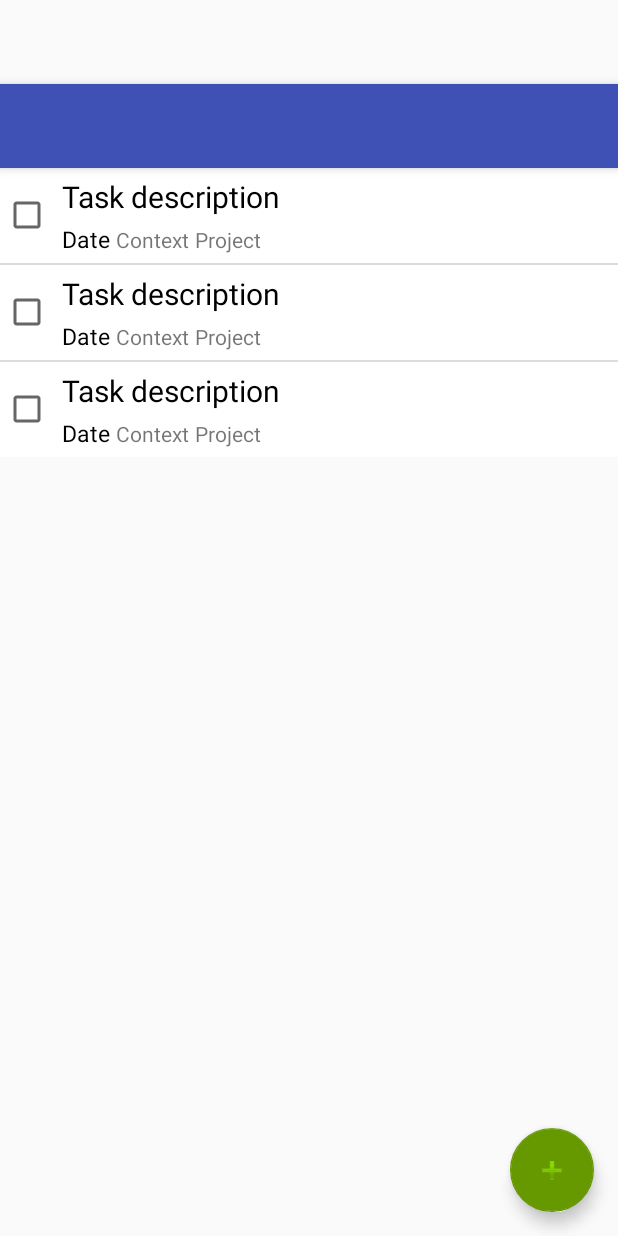
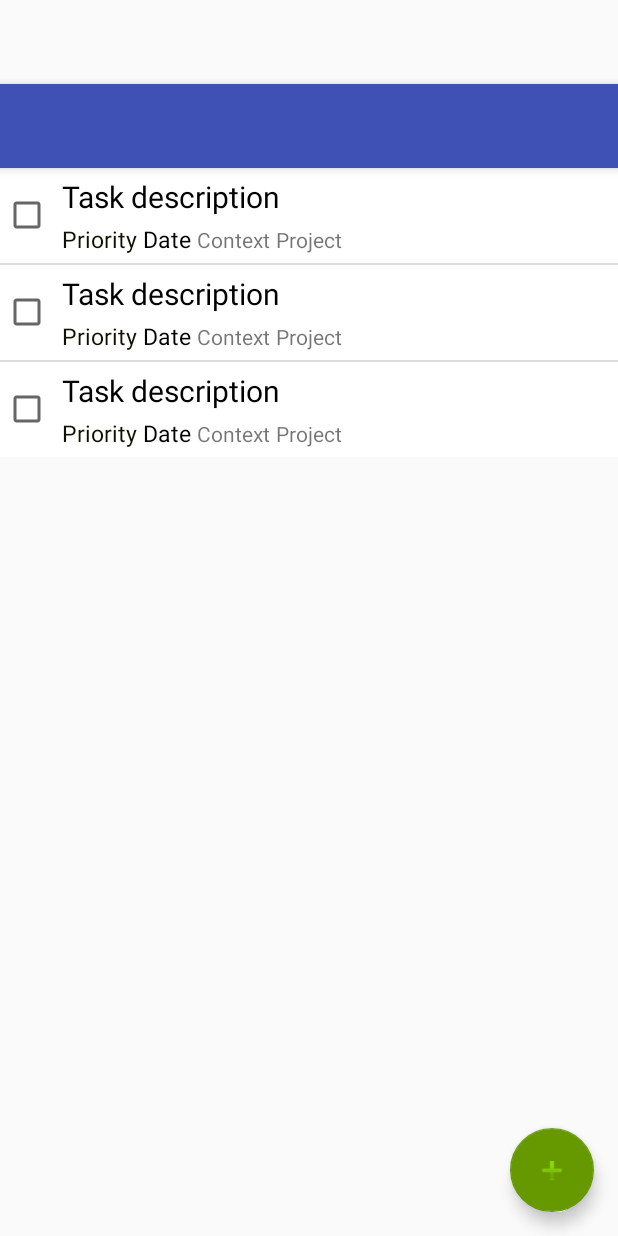
Before and after one commit to LeoSko/Todo.txt-gDrive, an Android app: the layout activity_main.xml on its own in the app's theme, with its tools: preview values and no code run, on a phone screen of 412 x 824 dp. Run offline under Robolectric (Android 15) with nearby library versions, the phone set to English and light mode, and no system bars.

Commit message:
Added priority to tasks

```diff
--- a/app/src/main/java/com/leosko/todotxt_gdrive/TaskEditDialog.java
+++ b/app/src/main/java/com/leosko/todotxt_gdrive/TaskEditDialog.java
@@ -46,6 +46,7 @@ public class TaskEditDialog
         final EditText input = (EditText) promptView.findViewById(R.id.editText);
         final EditText context = (EditText) promptView.findViewById(R.id.editTextContext);
         final EditText project = (EditText) promptView.findViewById(R.id.editTextProject);
+        final Spinner priority = (Spinner) promptView.findViewById(R.id.spinnerPriority);
         input.postDelayed(new Runnable() {
             @Override
             public void run() {
@@ -70,6 +71,7 @@ public class TaskEditDialog
             public void onClick(DialogInterface dialog, int id) {
                 // get user input and set it to result
                 Task nt = new Task(input.getText().toString(), context.getText().toString(), project.getText().toString());
+                nt.setPriority(priority.getSelectedItem().toString());
                 if (MainActivity.prefs.getBoolean(MainActivity.getAppcntxt().getString(R.string.pref_completionDate), true))
                 {
                     nt.setCreationDate(new SimpleDateFormat(DATE_FORMAT).format(new Date()));
--- a/app/src/main/java/com/leosko/todotxt_gdrive/taskListItemClickListener.java
+++ b/app/src/main/java/com/leosko/todotxt_gdrive/taskListItemClickListener.java
@@ -18,6 +18,7 @@ public class TaskListItemClickListener implements ListView.OnItemClickListener,
     public void onItemClick(AdapterView<?> parent, View view, int position, long id)
     {
         Integer viewId = (Integer) view.getTag();
+        Task task = MainActivity.model.getAdapter().getItem(position);
         switch(viewId)
         {
             case R.id.description_view:
@@ -28,6 +29,9 @@ public class TaskListItemClickListener implements ListView.OnItemClickListener,
             case R.id.completion_check_box:
                 MainActivity.model.getAdapter().getItem(position).changeCompletion();
                 //Toast.makeText(MainActivity.getAppcntxt(), "Checkbox view", Toast.LENGTH_SHORT).show();
+                break;
+            case R.id.delete_task_btn:
+                MainActivity.model.getAdapter().remove(task);
                 break;
             default:
                 //Toast.makeText(MainActivity.getAppcntxt(), "Unknown view", Toast.LENGTH_SHORT).show();
--- a/app/src/main/res/layout/list_item.xml
+++ b/app/src/main/res/layout/list_item.xml
@@ -41,6 +41,16 @@
             <TextView
                 android:layout_width="wrap_content"
                 android:layout_height="wrap_content"
+                android:text="@string/priority"
+                android:textSize="15sp"
+                android:enabled="true"
+                android:id="@+id/priority_view"
+                android:textColor="#111100"
+                android:layout_margin="2dp"/>
+
+            <TextView
+                android:layout_width="wrap_content"
+                android:layout_height="wrap_content"
                 android:text="@string/task_date"
                 android:textSize="15sp"
                 android:id="@+id/date_view"
--- a/app/src/main/res/values/strings.xml
+++ b/app/src/main/res/values/strings.xml
@@ -15,6 +15,7 @@
         <item>Delete</item>
     </string-array>
     <string-array name="priorities">
+        <item>-</item>
         <item>A</item>
         <item>B</item>
         <item>C</item>
```
Also changed, not shown: app/src/main/java/com/leosko/todotxt_gdrive/TaskListAdapter.java (+37 -1 lines), app/src/main/java/com/leosko/todotxt_gdrive/model/Task.java (+47 -13 lines).
